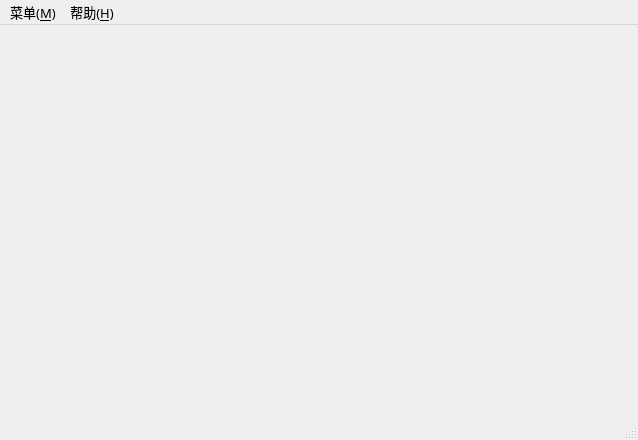
This is WD_version3/WD_Server/mainwindow.ui in drcege/WD as Qt 5 draws it before an edit. The edited form follows.
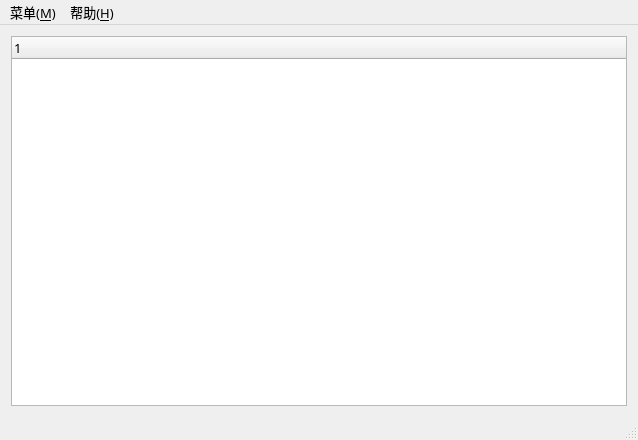
This is the edited form. Icons and pictures are not drawn.

What changed in the file:
```diff
--- a/WD_version3/WD_Server/mainwindow.ui
+++ b/WD_version3/WD_Server/mainwindow.ui
@@ -45,7 +45,11 @@
      <height>378</height>
     </size>
    </property>
-   <layout class="QGridLayout" name="gridLayout"/>
+   <layout class="QGridLayout" name="gridLayout">
+    <item row="0" column="0">
+     <widget class="QTreeWidget" name="treeWidget"/>
+    </item>
+   </layout>
   </widget>
   <widget class="QMenuBar" name="menuBar">
    <property name="geometry">
```
Left out of the diff: 6 changed lines with no effect on the pictures.
